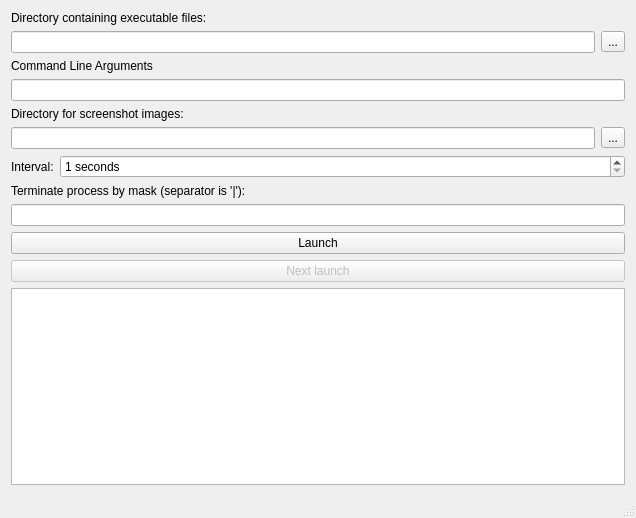
olegphpgithub/mUnit, file mainwindow.ui: the form before one commit.
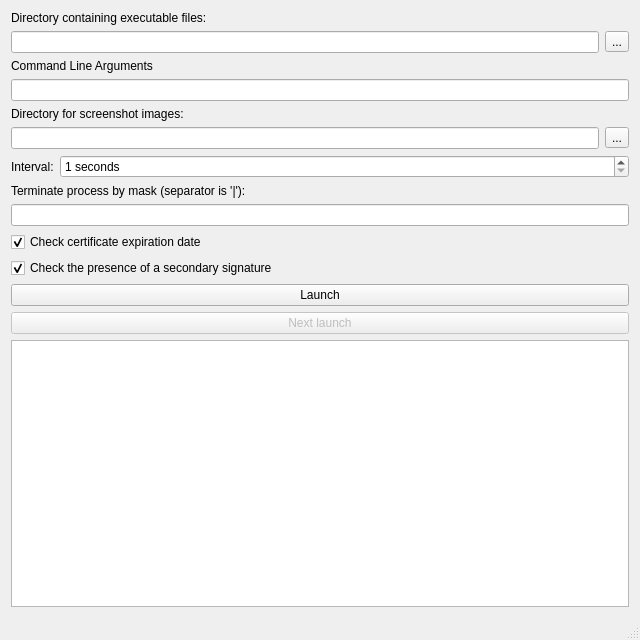
The form after the commit.

Commit message: Add CERT_E_EXPIRED flag;

Diff of the .ui file:
```diff
--- a/mainwindow.ui
+++ b/mainwindow.ui
@@ -6,8 +6,8 @@
    <rect>
     <x>0</x>
     <y>0</y>
-    <width>636</width>
-    <height>518</height>
+    <width>640</width>
+    <height>640</height>
    </rect>
   </property>
   <property name="windowTitle">
@@ -117,6 +117,26 @@
         </item>
        </layout>
       </item>
+      <item>
+       <widget class="QCheckBox" name="CertExpireCheckBox">
+        <property name="text">
+         <string>Check certificate expiration date</string>
+        </property>
+        <property name="checked">
+         <bool>true</bool>
+        </property>
+       </widget>
+      </item>
+      <item>
+       <widget class="QCheckBox" name="CertCountCheckBox">
+        <property name="text">
+         <string>Check the presence of a secondary signature</string>
+        </property>
+        <property name="checked">
+         <bool>true</bool>
+        </property>
+       </widget>
+      </item>
       <item>
        <widget class="QPushButton" name="LaunchPushButton">
         <property name="text">
```
The commit also changes 4 other files.
